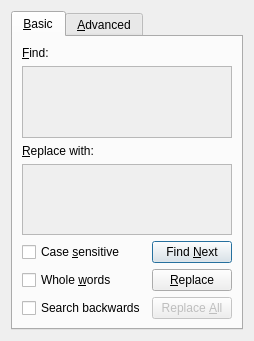
Above: src/frontends/qt4/ui/FindAndReplaceUi.ui from cburschka/lyx before the change. Below: the same form after it.
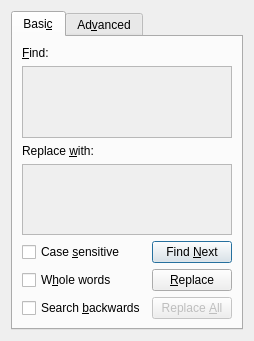
That is the form after the change. Custom widgets are drawn as their Qt base class.

Diff of the .ui file:
```diff
--- a/src/frontends/qt4/ui/FindAndReplaceUi.ui
+++ b/src/frontends/qt4/ui/FindAndReplaceUi.ui
@@ -50,7 +50,7 @@
        <string/>
       </property>
       <attribute name="title">
-       <string>&amp;Basic</string>
+       <string>Basi&amp;c</string>
       </attribute>
       <layout class="QGridLayout" name="gridLayout">
        <item row="0" column="0">
@@ -83,7 +83,7 @@
        <item row="2" column="0">
         <widget class="QLabel" name="label_2">
          <property name="text">
-          <string>&amp;Replace with:</string>
+          <string>Replace &amp;with:</string>
          </property>
          <property name="buddy">
           <cstring>replace_work_area_</cstring>
@@ -148,7 +148,7 @@
           <string>Restrict search to whole words only</string>
          </property>
          <property name="text">
-          <string>Whole &amp;words</string>
+          <string>W&amp;hole words</string>
          </property>
         </widget>
        </item>
@@ -168,7 +168,7 @@
        <item row="6" column="0">
         <widget class="QCheckBox" name="searchbackCB">
          <property name="text">
-          <string>Search backwards</string>
+          <string>Search &amp;backwards</string>
          </property>
         </widget>
        </item>
@@ -201,7 +201,7 @@
        <string/>
       </property>
       <attribute name="title">
-       <string>&amp;Advanced</string>
+       <string>Ad&amp;vanced</string>
       </attribute>
       <layout class="QGridLayout" name="gridLayout_3">
        <item row="0" column="0" colspan="2">
```
